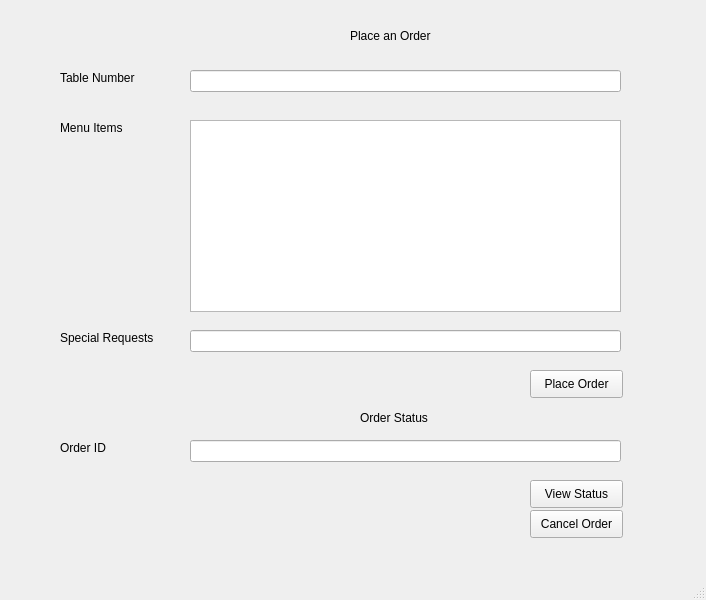
Before: the Qt Designer form ui_files/Order_Management.ui in TahaZahid05/Restaurant-Managment-System, drawn with Qt 5.
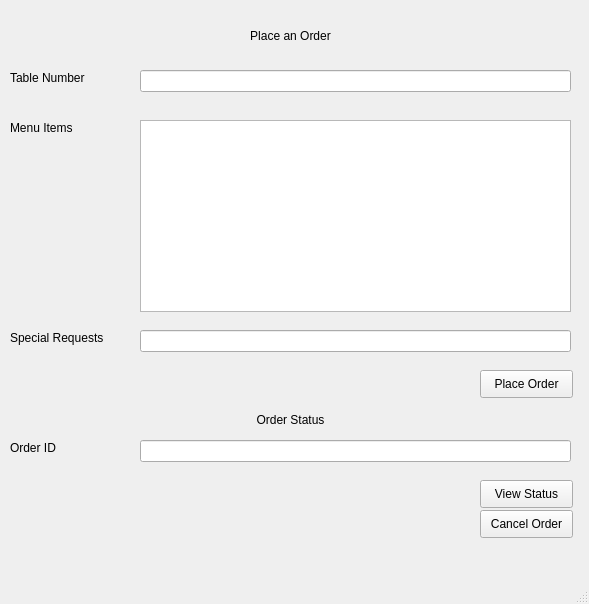
After: the same form once the commit is applied.

The edit to the form file:
```diff
--- a/ui_files/Order_Management.ui
+++ b/ui_files/Order_Management.ui
@@ -6,8 +6,8 @@
    <rect>
     <x>0</x>
     <y>0</y>
-    <width>706</width>
-    <height>600</height>
+    <width>589</width>
+    <height>604</height>
    </rect>
   </property>
   <property name="windowTitle">
@@ -17,20 +17,23 @@
    <widget class="QLabel" name="label">
     <property name="geometry">
      <rect>
-      <x>350</x>
+      <x>10</x>
       <y>20</y>
-      <width>101</width>
+      <width>561</width>
       <height>31</height>
      </rect>
     </property>
     <property name="text">
      <string>Place an Order</string>
     </property>
+    <property name="alignment">
+     <set>Qt::AlignCenter</set>
+    </property>
    </widget>
    <widget class="QLabel" name="label_2">
     <property name="geometry">
      <rect>
-      <x>60</x>
+      <x>10</x>
       <y>70</y>
       <width>91</width>
       <height>16</height>
@@ -43,7 +46,7 @@
    <widget class="QLineEdit" name="lineEdit">
     <property name="geometry">
      <rect>
-      <x>190</x>
+      <x>140</x>
       <y>70</y>
       <width>431</width>
       <height>22</height>
@@ -53,7 +56,7 @@
    <widget class="QLabel" name="label_3">
     <property name="geometry">
      <rect>
-      <x>60</x>
+      <x>10</x>
       <y>120</y>
       <width>81</width>
       <height>16</height>
@@ -66,7 +69,7 @@
    <widget class="QListWidget" name="listWidget">
     <property name="geometry">
      <rect>
-      <x>190</x>
+      <x>140</x>
       <y>120</y>
       <width>431</width>
       <height>192</height>
@@ -76,7 +79,7 @@
    <widget class="QLabel" name="label_4">
     <property name="geometry">
      <rect>
-      <x>60</x>
+      <x>10</x>
       <y>330</y>
       <width>101</width>
       <height>16</height>
@@ -89,7 +92,7 @@
    <widget class="QLineEdit" name="lineEdit_2">
     <property name="geometry">
      <rect>
-      <x>190</x>
+      <x>140</x>
       <y>330</y>
       <width>431</width>
       <height>22</height>
@@ -99,7 +102,7 @@
    <widget class="QPushButton" name="pushButton">
     <property name="geometry">
      <rect>
-      <x>530</x>
+      <x>480</x>
       <y>370</y>
       <width>93</width>
       <height>28</height>
@@ -112,20 +115,23 @@
    <widget class="QLabel" name="label_5">
     <property name="geometry">
      <rect>
-      <x>360</x>
+      <x>10</x>
       <y>410</y>
-      <width>91</width>
-      <height>16</height>
+      <width>561</width>
+      <height>20</height>
      </rect>
     </property>
     <property name="text">
      <string>Order Status</string>
     </property>
+    <property name="alignment">
+     <set>Qt::AlignCenter</set>
+    </property>
    </widget>
    <widget class="QLabel" name="label_6">
     <property name="geometry">
      <rect>
-      <x>60</x>
+      <x>10</x>
       <y>440</y>
       <width>55</width>
       <height>16</height>
@@ -138,7 +144,7 @@
    <widget class="QLineEdit" name="lineEdit_3">
     <property name="geometry">
      <rect>
-      <x>190</x>
+      <x>140</x>
       <y>440</y>
       <width>431</width>
       <height>22</height>
@@ -148,7 +154,7 @@
    <widget class="QPushButton" name="pushButton_2">
     <property name="geometry">
      <rect>
-      <x>530</x>
+      <x>480</x>
       <y>480</y>
       <width>93</width>
       <height>28</height>
@@ -161,7 +167,7 @@
    <widget class="QPushButton" name="pushButton_3">
     <property name="geometry">
      <rect>
-      <x>530</x>
+      <x>480</x>
       <y>510</y>
       <width>93</width>
       <height>28</height>
```
Left out of the diff: 2 changed lines with no effect on the pictures.
